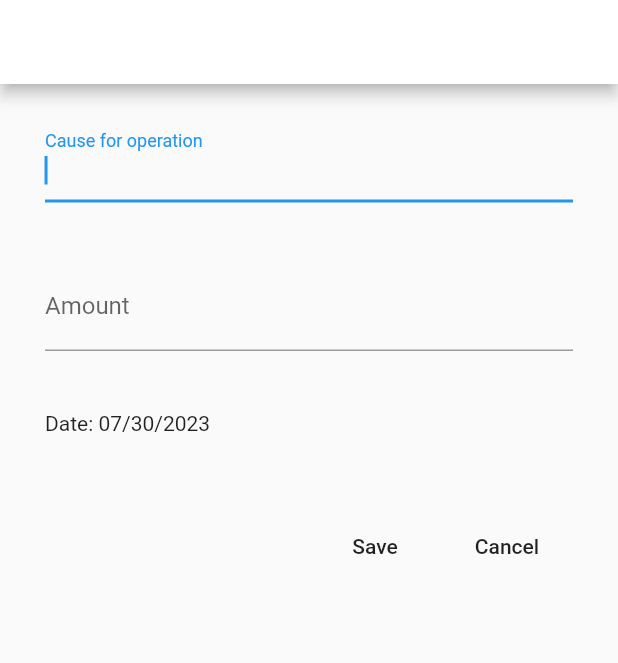
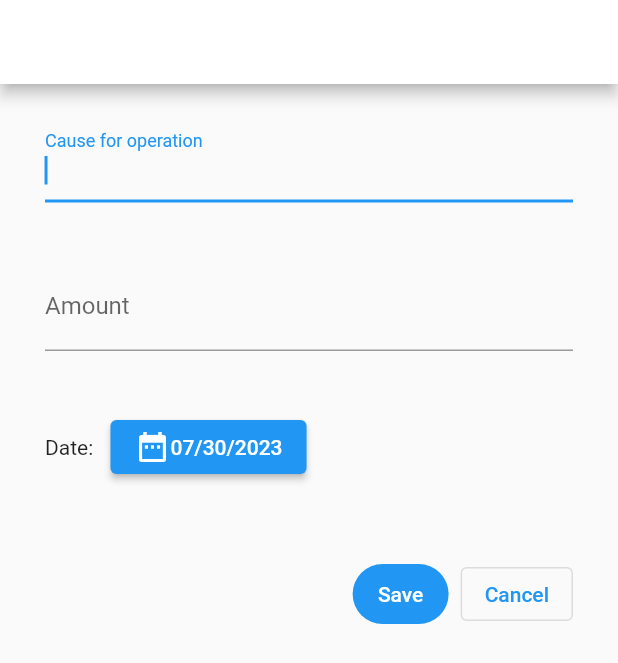
Before and after one commit to Elias288/Economics-Mobile-App, a Flutter app: the CreateOperationPage screen opened directly with empty values, on a phone screen of 412 x 824 dp. Shown: the top 663 px of the screen. Run offline on Flutter 3.47's test engine with Material 2 defaults, Android fonts, the phone set to English and light mode, and no system bars; our stand-ins replace flutter_slidable, hive_flutter; accounts and stored records are empty.

Commit message:
Operation date and buttons styles

```diff
--- /dev/null
+++ b/app/lib/components/change_date_component.dart
@@ -0,0 +1,65 @@
+import 'package:flutter/material.dart';
+import 'package:intl/intl.dart' as intl;
+
+class ChangeDateComponent extends StatefulWidget {
+  final ValueChanged<DateTime> onDateChanged;
+  final DateTime initialDate;
+
+  const ChangeDateComponent({
+    super.key,
+    required this.onDateChanged,
+    required this.initialDate,
+  });
+
+  @override
+  State<ChangeDateComponent> createState() => _ChangeDateComponentState();
+}
+
+class _ChangeDateComponentState extends State<ChangeDateComponent> {
+  late DateTime selectedDate;
+
+  @override
+  void initState() {
+    super.initState();
+    selectedDate = widget.initialDate;
+  }
+
+  Future<void> _selectDate(BuildContext context) async {
+    final DateTime? pickedDate = await showDatePicker(
+      context: context,
+      initialDate: selectedDate,
+      firstDate: DateTime(2000),
+      lastDate: DateTime(2101),
+    );
+
+    if (pickedDate != null && pickedDate != selectedDate) {
+      setState(() {
+        selectedDate = pickedDate;
+        widget.onDateChanged(selectedDate);
+      });
+    }
+  }
+
+  @override
+  Widget build(BuildContext context) {
+    return Padding(
+      padding: const EdgeInsets.symmetric(vertical: 20, horizontal: 30),
+      child: Row(
+        mainAxisAlignment: MainAxisAlignment.start,
+        children: [
+          const Text("Date: "),
+          const SizedBox(width: 8),
+          ElevatedButton(
+            onPressed: () => _selectDate(context),
+            child: Row(
+              children: [
+                const Icon(Icons.date_range),
+                Text(intl.DateFormat('MM/dd/yyyy').format(widget.initialDate)),
+              ],
+            ),
+          ),
+        ],
+      ),
+    );
+  }
+}
--- a/app/lib/components/info_card.dart
+++ b/app/lib/components/info_card.dart
@@ -2,6 +2,7 @@ import 'package:app/pages/update_operation_page.dart';
 import 'package:app/utils/operation.dart';
 import 'package:flutter/material.dart';
 import 'package:flutter_slidable/flutter_slidable.dart';
+import 'package:intl/intl.dart' as intl;
 
 class InfoCard extends StatelessWidget {
   // get the operation info
@@ -106,7 +107,7 @@ class InfoCard extends StatelessWidget {
                     style: const TextStyle(
                         fontWeight: FontWeight.bold, fontSize: 20),
                   ),
-                  Text(operation.operationDate),
+                  Text(intl.DateFormat('MM/dd/yyyy').format(operation.operationDate)),
                 ],
               ),
               Text(
--- a/app/lib/pages/create_operation_page.dart
+++ b/app/lib/pages/create_operation_page.dart
@@ -1,7 +1,7 @@
+import 'package:app/components/change_date_component.dart';
 import 'package:app/utils/operation.dart';
 import 'package:flutter/material.dart';
 import 'package:flutter/services.dart';
-import 'package:intl/intl.dart' as intl;
 
 class CreateOperationPage extends StatefulWidget {
   final String operationTitle;
@@ -21,7 +21,14 @@ class _CreateOperationPageState extends State<CreateOperationPage> {
   final _amountController = TextEditingController();
   final _causeController = TextEditingController();
 
-  String formattedDate = intl.DateFormat('MM/dd/yyyy').format(DateTime.now());
+  late DateTime nowDate;
+
+  @override
+  void initState() {
+    super.initState();
+
+    nowDate = DateTime.now();
+  }
 
   void _createNewOperation() {
     // if the amount is empty or equal to zero
@@ -61,13 +68,17 @@ class _CreateOperationPageState extends State<CreateOperationPage> {
     final newOperation = Operation(
       amount: double.parse(_amountController.text),
       type: widget.operationType,
-      operationDate: formattedDate,
+      operationDate: nowDate,
       cause: _causeController.text.trim(),
     );
 
-    if (_amountController.text.isNotEmpty && _causeController.text.isNotEmpty) {
-      Navigator.pop(context, newOperation);
-    }
+    Navigator.pop(context, newOperation);
+  }
+
+  void _onDateChanged(DateTime newDate) {
+    setState(() {
+      nowDate = newDate;
+    });
   }
 
   @override
@@ -109,32 +120,28 @@ class _CreateOperationPageState extends State<CreateOperationPage> {
             ),
           ),
           // date
-          Padding(
-            padding: const EdgeInsets.symmetric(vertical: 20, horizontal: 30),
-            child: Row(
-              children: [
-                const Text("Date: "),
-                Text(formattedDate),
-              ],
-            ),
+          ChangeDateComponent(
+            initialDate: nowDate,
+            onDateChanged: _onDateChanged,
           ),
           // action buttons
           Padding(
             padding: const EdgeInsets.all(30),
             child: Row(
-              textDirection: TextDirection.rtl,
+              mainAxisAlignment: MainAxisAlignment.end,
               children: [
-                MaterialButton(
+                FilledButton(
+                  onPressed: () {
+                    _createNewOperation();
+                  },
+                  child: const Text("Save"),
+                ),
+                const SizedBox(width: 8),
+                OutlinedButton(
                   onPressed: () {
                     Navigator.pop(context);
                   },
                   child: const Text("Cancel"),
-                ),
-                MaterialButton(
-                  onPressed: () {
-                    _createNewOperation();
-                  },
-                  child: const Text("Save"),
                 ),
               ],
             ),
--- a/app/lib/utils/operation.dart
+++ b/app/lib/utils/operation.dart
@@ -12,7 +12,7 @@ class Operation {
   final OperationType type;
 
   @HiveField(2)
-  final String operationDate;
+  final DateTime operationDate;
 
   @HiveField(3)
   final String cause;
```
Also changed, not shown: app/lib/pages/my_home_page.dart (+5 -5 lines), app/lib/pages/update_operation_page.dart (+22 -17 lines), app/lib/utils/operation.g.dart.
